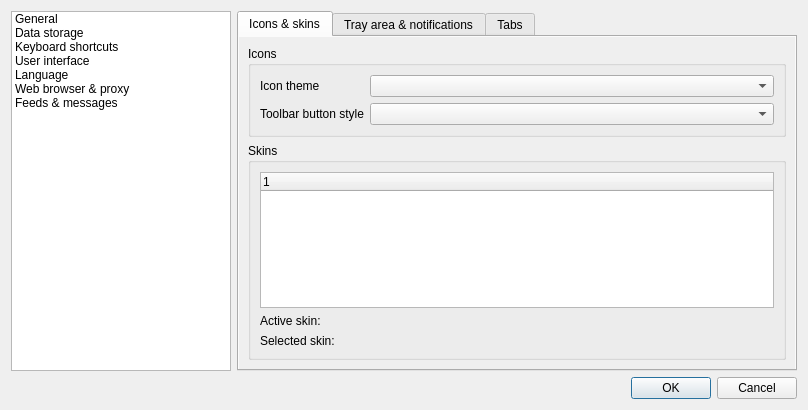
Above: src/gui/formsettings.ui from martinrotter/rssguard before the change. Below: the same form after it.
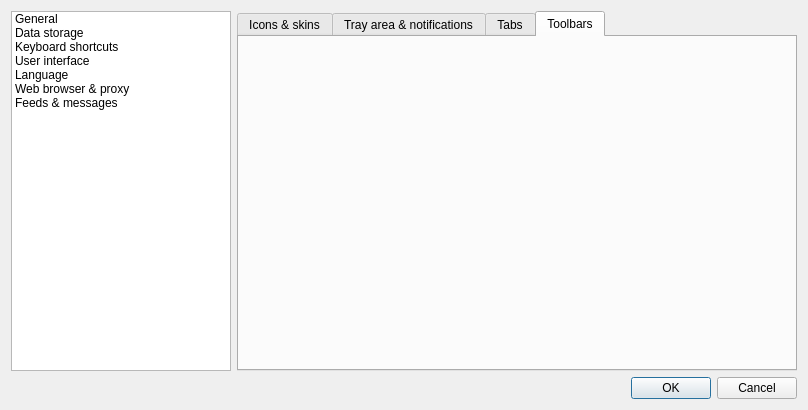
That is the form after the change. The open tabs and pages were chosen to show the change. Custom widgets are drawn as their Qt base class.

```diff
--- a/src/gui/formsettings.ui
+++ b/src/gui/formsettings.ui
@@ -332,7 +332,7 @@
           <enum>QTabWidget::North</enum>
          </property>
          <property name="currentIndex">
-          <number>0</number>
+          <number>3</number>
          </property>
          <widget class="QWidget" name="m_tabIconSkin">
           <attribute name="title">
@@ -364,8 +364,8 @@
                <rect>
                 <x>0</x>
                 <y>0</y>
-                <width>560</width>
-                <height>336</height>
+                <width>558</width>
+                <height>337</height>
                </rect>
               </property>
               <layout class="QFormLayout" name="formLayout">
@@ -574,6 +574,16 @@
            </item>
           </layout>
          </widget>
+         <widget class="QWidget" name="m_tabToolBars">
+          <attribute name="title">
+           <string>Toolbars</string>
+          </attribute>
+          <layout class="QHBoxLayout" name="horizontalLayout_13">
+           <item>
+            <widget class="ToolBarEditor" name="widget" native="true"/>
+           </item>
+          </layout>
+         </widget>
         </widget>
        </item>
       </layout>
@@ -1219,6 +1229,12 @@
    <header>dynamicshortcutswidget.h</header>
    <container>1</container>
   </customwidget>
+  <customwidget>
+   <class>ToolBarEditor</class>
+   <extends>QWidget</extends>
+   <header>toolbareditor.h</header>
+   <container>1</container>
+  </customwidget>
  </customwidgets>
  <resources/>
  <connections>
```
Left out of the diff: 6 changed lines with no effect on the pictures.
